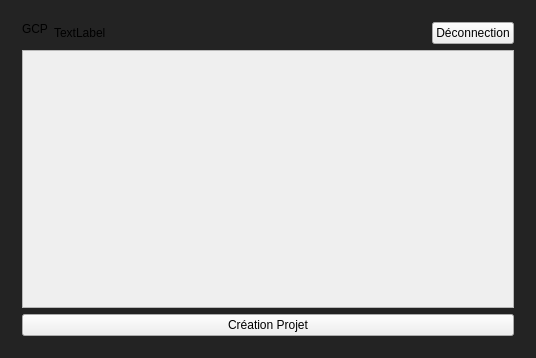
First picture: the form in Qt_main/Qt_main.ui, repository GMorelle-2412/GCP_C, before the edit.
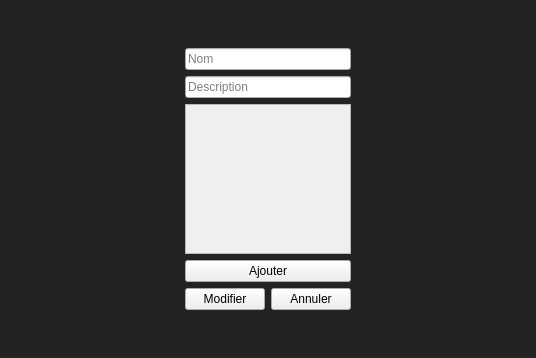
Second picture: the form after the edit.

Diff of the .ui file:
```diff
--- a/Qt_main/Qt_main.ui
+++ b/Qt_main/Qt_main.ui
@@ -23,7 +23,7 @@
     <item row="0" column="1">
      <widget class="QStackedWidget" name="stackedWidget">
       <property name="currentIndex">
-       <number>3</number>
+       <number>5</number>
       </property>
       <widget class="QWidget" name="page_index">
        <property name="styleSheet">
@@ -581,6 +581,151 @@
         </item>
        </layout>
       </widget>
+      <widget class="QWidget" name="page_3">
+       <layout class="QGridLayout" name="gridLayout_12">
+        <item row="0" column="0">
+         <layout class="QVBoxLayout" name="verticalLayout_10">
+          <item>
+           <spacer name="verticalSpacer_9">
+            <property name="orientation">
+             <enum>Qt::Orientation::Vertical</enum>
+            </property>
+            <property name="sizeHint" stdset="0">
+             <size>
+              <width>20</width>
+              <height>40</height>
+             </size>
+            </property>
+           </spacer>
+          </item>
+          <item>
+           <layout class="QHBoxLayout" name="horizontalLayout_10">
+            <item>
+             <spacer name="horizontalSpacer_9">
+              <property name="orientation">
+               <enum>Qt::Orientation::Horizontal</enum>
+              </property>
+              <property name="sizeHint" stdset="0">
+               <size>
+                <width>40</width>
+                <height>20</height>
+               </size>
+              </property>
+             </spacer>
+            </item>
+            <item>
+             <layout class="QVBoxLayout" name="verticalLayout_11">
+              <item>
+               <widget class="QLineEdit" name="lineEdit_7">
+                <property name="text">
+                 <string/>
+                </property>
+                <property name="placeholderText">
+                 <string>Nom</string>
+                </property>
+               </widget>
+              </item>
+              <item>
+               <widget class="QLineEdit" name="lineEdit_8">
+                <property name="text">
+                 <string/>
+                </property>
+                <property name="placeholderText">
+                 <string>Description</string>
+                </property>
+               </widget>
+              </item>
+              <item>
+               <widget class="QScrollArea" name="scrollArea_3">
+                <property name="minimumSize">
+                 <size>
+                  <width>0</width>
+                  <height>150</height>
+                 </size>
+                </property>
+                <property name="widgetResizable">
+                 <bool>true</bool>
+                </property>
+                <widget class="QWidget" name="scrollAreaWidgetContents_3">
+                 <property name="geometry">
+                  <rect>
+                   <x>0</x>
+                   <y>0</y>
+                   <width>166</width>
+                   <height>148</height>
+                  </rect>
+                 </property>
+                 <layout class="QGridLayout" name="gridLayout_11">
+                  <item row="0" column="0">
+                   <layout class="QVBoxLayout" name="verticalLayout_12">
+                    <property name="sizeConstraint">
+                     <enum>QLayout::SizeConstraint::SetDefaultConstraint</enum>
+                    </property>
+                   </layout>
+                  </item>
+                 </layout>
+                </widget>
+               </widget>
+              </item>
+              <item>
+               <widget class="QPushButton" name="pushButton_12">
+                <property name="text">
+                 <string>Ajouter</string>
+                </property>
+               </widget>
+              </item>
+              <item>
+               <layout class="QHBoxLayout" name="horizontalLayout_11">
+                <item>
+                 <widget class="QPushButton" name="pushButton_13">
+                  <property name="text">
+                   <string>Modifier</string>
+                  </property>
+                 </widget>
+                </item>
+                <item>
+                 <widget class="QPushButton" name="pushButton_14">
+                  <property name="text">
+                   <string>Annuler</string>
+                  </property>
+                 </widget>
+                </item>
+               </layout>
+              </item>
+             </layout>
+            </item>
+            <item>
+             <spacer name="horizontalSpacer_10">
+              <property name="orientation">
+               <enum>Qt::Orientation::Horizontal</enum>
+              </property>
+              <property name="sizeHint" stdset="0">
+               <size>
+                <width>40</width>
+                <height>20</height>
+               </size>
+              </property>
+             </spacer>
+            </item>
+           </layout>
+          </item>
+          <item>
+           <spacer name="verticalSpacer_10">
+            <property name="orientation">
+             <enum>Qt::Orientation::Vertical</enum>
+            </property>
+            <property name="sizeHint" stdset="0">
+             <size>
+              <width>20</width>
+              <height>40</height>
+             </size>
+            </property>
+           </spacer>
+          </item>
+         </layout>
+        </item>
+       </layout>
+      </widget>
      </widget>
     </item>
    </layout>
```
